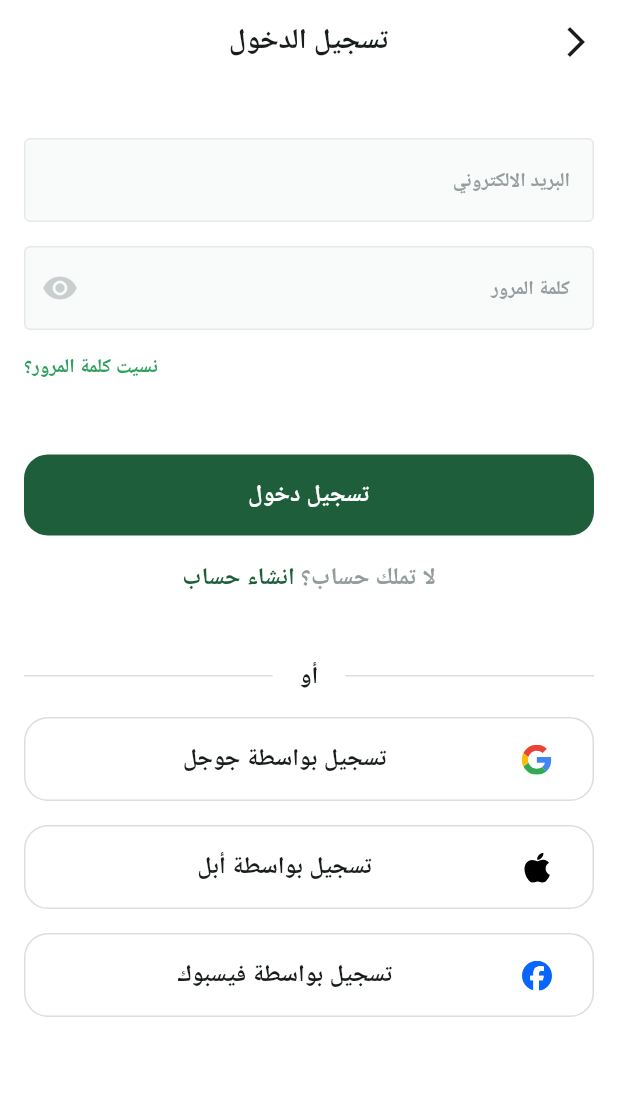
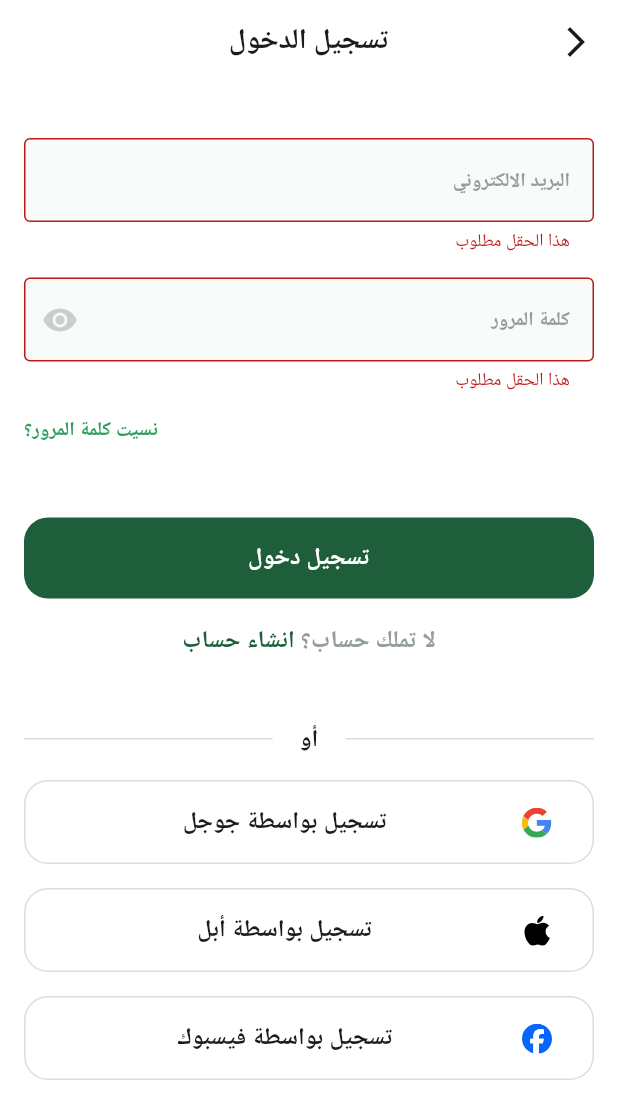
Before and after one commit to MomenRizq/fruits_app, a Flutter app: the screen it shows after launch, after a tap on "تخط", after a tap on "تسجيل دخول", on a phone screen of 412 x 824 dp. Shown: the top 1119 px of the screen. Run offline on Flutter 3.47's test engine with Material 3 defaults, Android fonts, the phone set to English and light mode, and no system bars; drawn by our look-alikes of modal_progress_hud_nsn; our stand-ins replace bloc, dartz, dots_indicator, firebase_auth, firebase_core, flutter_bloc and 4 more; accounts and stored records are empty; Roboto replaces fonts that are missing (Cairo).

Commit message:
Add sign-in functionality and improve logging and UI components
- Added `signInWithEmailAndPassword` method to `FirebaseAuthService`.
- Implemented `CustomBlocObserver` for better logging of Bloc events and errors.
- Created `PasswordField` widget for password input with toggle visibility.
- Added `CustomSnackBar` for displaying snack bar messages.
- Updated `CustomTextFormField` to support `obscureText` property.
- Implemented `signInWithEmailAndPassword` method in `AuthRepoImpl`.
- Added `signInWithEmailAndPassword` method to `AuthRepo` interface.
- Created `SigninCubit` and `SigninState` for handling sign-in logic.
- Updated `SignupView` to use `CustomSnackBar` for error messages.
- Updated `TermsAndConditionsWidget` to accept a callback for state changes.
- Initialized `CustomBlocObserver` in `main.dart` for global Bloc observation.

```diff
--- /dev/null
+++ b/lib/core/widgets/custom_password_field.dart
@@ -0,0 +1,43 @@
+import 'package:flutter/material.dart';
+
+import 'custom_text_field.dart';
+
+class PasswordField extends StatefulWidget {
+  const PasswordField({
+    super.key,
+    this.onSaved,
+  });
+
+  final void Function(String?)? onSaved;
+
+  @override
+  State<PasswordField> createState() => _PasswordFieldState();
+}
+
+class _PasswordFieldState extends State<PasswordField> {
+  bool obscureText = true;
+  @override
+  Widget build(BuildContext context) {
+    return CustomTextFormField(
+      obscureText: obscureText,
+      onSaved: widget.onSaved,
+      suffixIcon: GestureDetector(
+        onTap: () {
+          obscureText = !obscureText;
+          setState(() {});
+        },
+        child: obscureText
+            ? const Icon(
+                Icons.remove_red_eye,
+                color: Color(0xffC9CECF),
+              )
+            : const Icon(
+                Icons.visibility_off,
+                color: Color(0xffC9CECF),
+              ),
+      ),
+      hintText: 'كلمة المرور',
+      textInputType: TextInputType.visiblePassword,
+    );
+  }
+}
--- a/lib/core/widgets/custom_text_field.dart
+++ b/lib/core/widgets/custom_text_field.dart
@@ -7,14 +7,16 @@ class CustomTextFormField extends StatelessWidget {
       {super.key,
       required this.hintText,
       required this.textInputType,
-      this.suffixIcon, this.onSaved});
+      this.suffixIcon, this.onSaved,this.obscureText= false});
   final String hintText;
   final TextInputType textInputType;
   final Widget? suffixIcon;
   final void Function(String?)? onSaved;
+  final bool obscureText ;
   @override
   Widget build(BuildContext context) {
     return TextFormField(
+      obscureText: obscureText,
       onSaved:onSaved ,
       validator: (value){
         if (value==null || value.isEmpty){
--- a/lib/features/Auth/data/models/user_model.dart
+++ b/lib/features/Auth/data/models/user_model.dart
@@ -1,7 +1,5 @@
-
 import 'package:firebase_auth/firebase_auth.dart';
 import 'package:fruits_app/features/Auth/domain/entities/user_entity.dart';
-
 
 class UserModel extends UserEntity {
   UserModel({required super.name, required super.email, required super.uid});
@@ -10,7 +8,7 @@ class UserModel extends UserEntity {
     return UserModel(
       name: user.displayName ?? '',
       email: user.email ?? '',
-      uid: user.uid?? '',
+      uid: user.uid ?? '',
     );
   }
 }
--- a/lib/features/Auth/domain/repos/auth_repo.dart
+++ b/lib/features/Auth/domain/repos/auth_repo.dart
@@ -5,4 +5,7 @@ import 'package:fruits_app/features/Auth/domain/entities/user_entity.dart';
 abstract class AuthRepo {
   Future<Either<Failure, UserEntity>> createUserWithEmailAndPassword(
       String email, String password , String name);
+
+  Future<Either<Failure, UserEntity>> signInWithEmailAndPassword(
+      String email, String password);
 }
--- /dev/null
+++ b/lib/features/Auth/presentation/cubits/signin_cubit/signin_state.dart
@@ -0,0 +1,18 @@
+part of 'signin_cubit.dart';
+
+@immutable
+sealed class SigninState {}
+
+final class SigninInitial extends SigninState {}
+
+final class SigninLoading extends SigninState {}
+
+final class SigninSuccess extends SigninState {
+  final UserEntity userEntity;
+  SigninSuccess({required this.userEntity});
+}
+
+final class SigninFairlure extends SigninState {
+  final String message;
+  SigninFairlure({required this.message});
+}
--- a/lib/features/Auth/presentation/signup_cubit/signup_cubit.dart
+++ b/lib/features/Auth/presentation/cubits/signup_cubit/signup_cubit.dart
@@ -2,7 +2,7 @@ import 'package:bloc/bloc.dart';
 import 'package:fruits_app/features/Auth/domain/repos/auth_repo.dart';
 import 'package:meta/meta.dart';
 
-import '../../domain/entities/user_entity.dart';
+import '../../../domain/entities/user_entity.dart';
 
 part 'signup_state.dart';
 
--- a/lib/features/Auth/presentation/views/login_view.dart
+++ b/lib/features/Auth/presentation/views/login_view.dart
@@ -1,6 +1,13 @@
 import 'package:flutter/material.dart';
+import 'package:flutter_bloc/flutter_bloc.dart';
 import 'package:fruits_app/core/widgets/custom_app_bar.dart';
+import 'package:fruits_app/features/Auth/domain/repos/auth_repo.dart';
+import 'package:fruits_app/features/Auth/presentation/cubits/signin_cubit/signin_cubit.dart';
 import 'package:fruits_app/features/Auth/presentation/views/widgets/login_view_body.dart';
+import 'package:modal_progress_hud_nsn/modal_progress_hud_nsn.dart';
+
+import '../../../../core/services/get_it_services.dart';
+import '../../../../core/widgets/custom_snackBar.dart';
 
 class LoginView extends StatelessWidget {
   const LoginView({super.key});
@@ -9,9 +16,24 @@ class LoginView extends StatelessWidget {
 
   @override
   Widget build(BuildContext context) {
-    return Scaffold(
-      appBar:CustomAppBar(context,title:"تسجيل الدخول" ),
-      body : LoginViewBody()
+    return BlocProvider(
+      create: (context) => SigninCubit(getIt.get<AuthRepo>()),
+      child: Scaffold(
+          appBar: CustomAppBar(context, title: "تسجيل الدخول"),
+          body: BlocConsumer<SigninCubit, SigninState>(
+            listener: (context, state) {
+              if (state is SigninSuccess) {
+                Navigator.pop(context);
+              }if(state is SigninFairlure){
+                CustomSnackBar(context, state.message);
+              }
+            },
+            builder: (context, state) {
+              return ModalProgressHUD(
+                inAsyncCall: state is SigninLoading ? true : false,
+                child: LoginViewBody());
+            },
+          )),
     );
   }
 }
--- a/lib/features/Auth/presentation/views/widgets/login_view_body.dart
+++ b/lib/features/Auth/presentation/views/widgets/login_view_body.dart
@@ -1,40 +1,55 @@
 import 'package:flutter/material.dart';
+import 'package:flutter_bloc/flutter_bloc.dart';
 import 'package:fruits_app/core/constant.dart';
 import 'package:fruits_app/core/utils/app_colors.dart';
 import 'package:fruits_app/core/utils/app_images.dart';
 import 'package:fruits_app/core/utils/app_text_styles.dart';
 import 'package:fruits_app/core/widgets/custom_button.dart';
+import 'package:fruits_app/core/widgets/custom_password_field.dart';
 import 'package:fruits_app/core/widgets/custom_text_field.dart';
+import 'package:fruits_app/features/Auth/presentation/cubits/signin_cubit/signin_cubit.dart';
+import 'package:fruits_app/features/Auth/presentation/cubits/signup_cubit/signup_cubit.dart';
 import 'package:fruits_app/features/Auth/presentation/views/widgets/have_account_widget.dart';
 import 'package:fruits_app/features/Auth/presentation/views/widgets/or_divider.dart';
 import 'package:fruits_app/features/Auth/presentation/views/widgets/social_login_button.dart';
 
 import '../signup_view.dart';
 
-class LoginViewBody extends StatelessWidget {
+class LoginViewBody extends StatefulWidget {
   const LoginViewBody({super.key});
 
   @override
+  State<LoginViewBody> createState() => _LoginViewBodyState();
+}
+
+class _LoginViewBodyState extends State<LoginViewBody> {
+  late String email , password;
+  AutovalidateMode _autovalidateMode = AutovalidateMode.disabled;
+
+  final formKey = GlobalKey<FormState>();
+
+  @override
   Widget build(BuildContext context) {
-    return SingleChildScrollView(
-      child: Padding(
-        padding: const EdgeInsets.symmetric(horizontal: kHorizintalPadding),
-        child: SingleChildScrollView(
+    return Padding(
+      padding: const EdgeInsets.symmetric(horizontal: kHorizintalPadding),
+      child: SingleChildScrollView(
+        child: Form(
+          key: formKey,
           child: Column(
             spacing: 16,
             children: [
               SizedBox(height: 20),
               CustomTextFormField(
+                onSaved: (value){
+                  email = value!;
+                },
                 hintText: "البريد الالكتروني",
                 textInputType: TextInputType.emailAddress,
               ),
-              CustomTextFormField(
-                hintText: "كلمة المرور",
-                textInputType: TextInputType.visiblePassword,
-                suffixIcon: Icon(
-                  Icons.remove_red_eye,
-                  color: Color(0xffC9CECF),
-                ),
+              PasswordField(
+                onSaved: (value){
+                  password = value!;
+                },
               ),
               Row(
                 mainAxisAlignment: MainAxisAlignment.end,
@@ -51,7 +66,17 @@ class LoginViewBody extends StatelessWidget {
                 height: 16,
               ),
               CustomButton(
-                onPressed: () {},
+                onPressed: () {
+                  if(formKey.currentState!.validate()){
+                    formKey.currentState!.save();
+                    context.read<SigninCubit>().signInWithEmailAndPassword(email, password);
+                  }else {
+                    _autovalidateMode = AutovalidateMode.always;
+                    setState(() {});
+
+                  }
+
+                },
                 text: 'تسجيل دخول',
               ),
               HaveAnAccountWidget(
--- a/lib/features/Auth/presentation/views/widgets/terms_and_condition.dart
+++ b/lib/features/Auth/presentation/views/widgets/terms_and_condition.dart
@@ -6,7 +6,9 @@ import 'package:fruits_app/core/widgets/custom_check_box.dart';
 
 
 class TermsAndConditionsWidget extends StatefulWidget {
-  const TermsAndConditionsWidget({super.key});
+  const TermsAndConditionsWidget({super.key, required this.onChecked});
+
+  final ValueChanged<bool> onChecked;
 
   @override
   State<TermsAndConditionsWidget> createState() =>
@@ -22,6 +24,7 @@ class _TermsAndConditionsWidgetState extends State<TermsAndConditionsWidget> {
         CustomCheckBox(
           onChecked: (value) {
             isTermsAccepted = value;
+            widget.onChecked(value);
             setState(() {});
           },
           isChecked: isTermsAccepted,
--- a/lib/main.dart
+++ b/lib/main.dart
@@ -1,5 +1,6 @@
 import 'package:firebase_core/firebase_core.dart';
 import 'package:flutter/material.dart';
+import 'package:flutter_bloc/flutter_bloc.dart';
 import 'package:flutter_localizations/flutter_localizations.dart';
 import 'package:fruits_app/core/helper_functions/on_generate_route.dart';
 import 'package:fruits_app/core/services/get_it_services.dart';
@@ -9,10 +10,12 @@ import 'package:fruits_app/features/splash/presentation/views/splash_view.dart';
 import 'package:fruits_app/generated/l10n.dart';
 import 'package:google_fonts/google_fonts.dart';
 
+import 'core/widgets/custom_bloc_observer.dart';
 import 'firebase_options.dart';
 
 void main() async {
   WidgetsFlutterBinding.ensureInitialized();
+  Bloc.observer = CustomBlocObserver();
   await Firebase.initializeApp(
   options: DefaultFirebaseOptions.currentPlatform,
 );
```
Also changed, not shown: lib/core/services/firebase_auth_service.dart (+25 -0 lines), lib/core/widgets/custom_bloc_observer.dart (added, +22 -0 lines), lib/core/widgets/custom_snackBar.dart (added, +10 -0 lines), lib/features/Auth/data/repos/auth_repo_imp.dart (+23 -0 lines), lib/features/Auth/presentation/cubits/signin_cubit/signin_cubit.dart (added, +25 -0 lines), lib/features/Auth/presentation/views/signup_view.dart (+7 -6 lines), lib/features/Auth/presentation/views/widgets/signup_view_body.dart (+14 -8 lines), lib/features/Auth/presentation/cubits/signup_cubit/signup_state.dart (renamed from lib/features/Auth/presentation/signup_cubit/signup_state.dart), lib/generated/intl/messages_all.dart.
